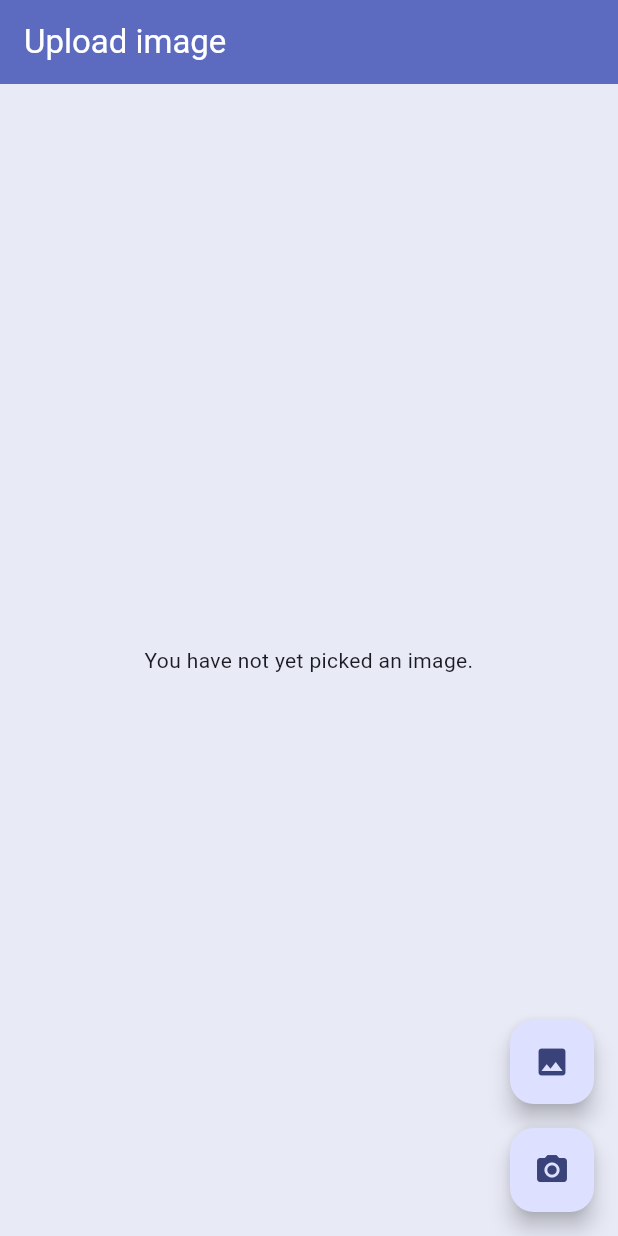
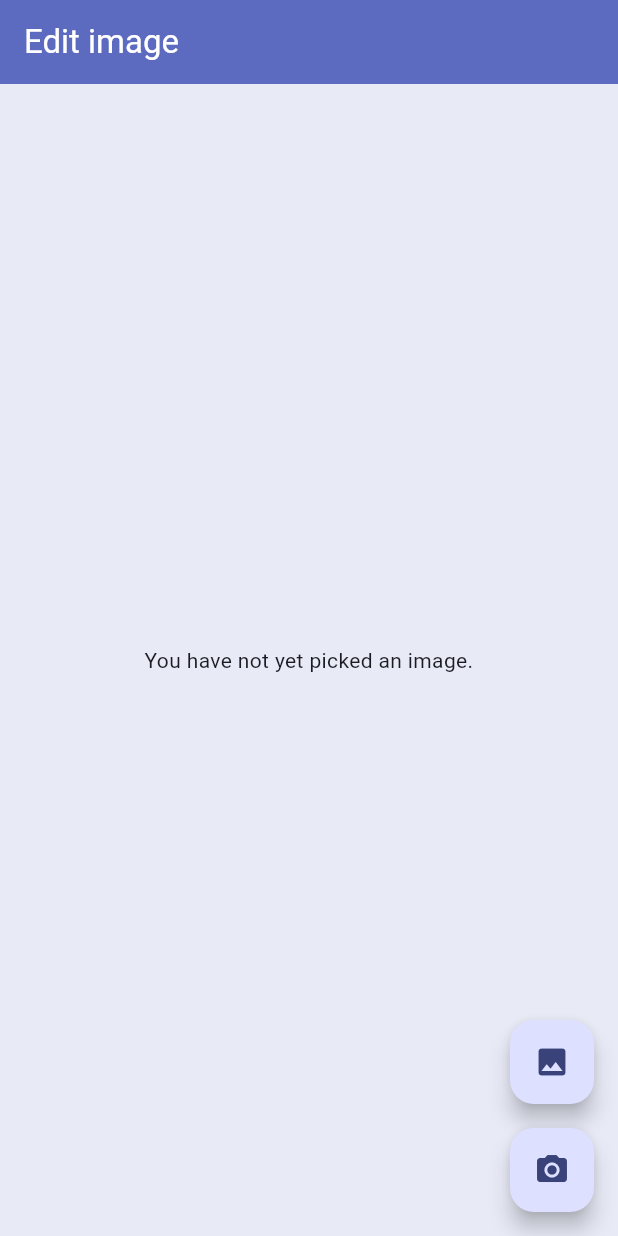
Before and after one commit to awesomeosep/refrigerator, a Flutter app: the screen it shows after launch, on a phone screen of 412 x 824 dp. Run offline on Flutter 3.47's test engine with Material 3 defaults, Android fonts, the phone set to English and light mode, and no system bars; our stand-ins replace image_picker.

Commit message:
updated title

```diff
--- a/lib/home.dart
+++ b/lib/home.dart
@@ -176,7 +176,7 @@ class _HomePageState extends State<HomePage> {
     return Scaffold(
       appBar: AppBar(
         backgroundColor: Colors.indigo[400],
-        title: const Text("Upload image", style: TextStyle(color: Colors.white)),
+        title: const Text("Edit image", style: TextStyle(color: Colors.white)),
       ),
       body: Center(
         child: !kIsWeb && defaultTargetPlatform == TargetPlatform.android
```
